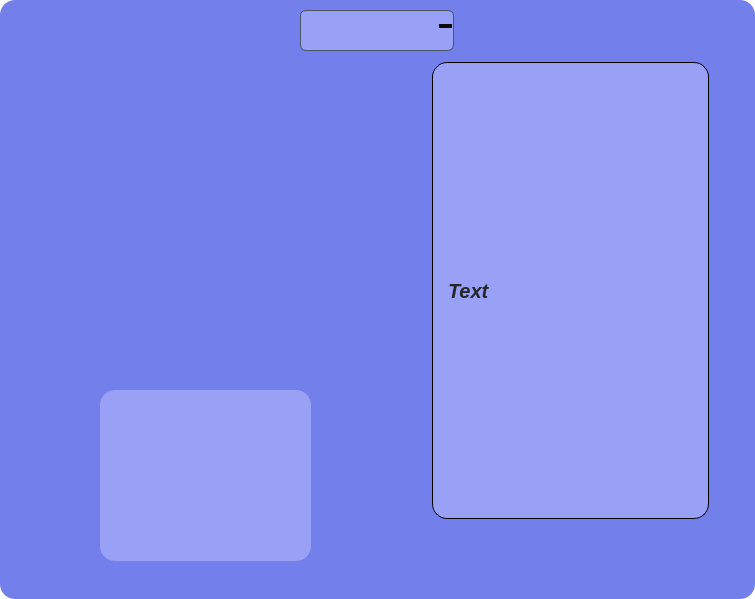
Above: ui/main_window.ui from Ki1Rant/WeatherTrack before the change. Below: the same form after it.
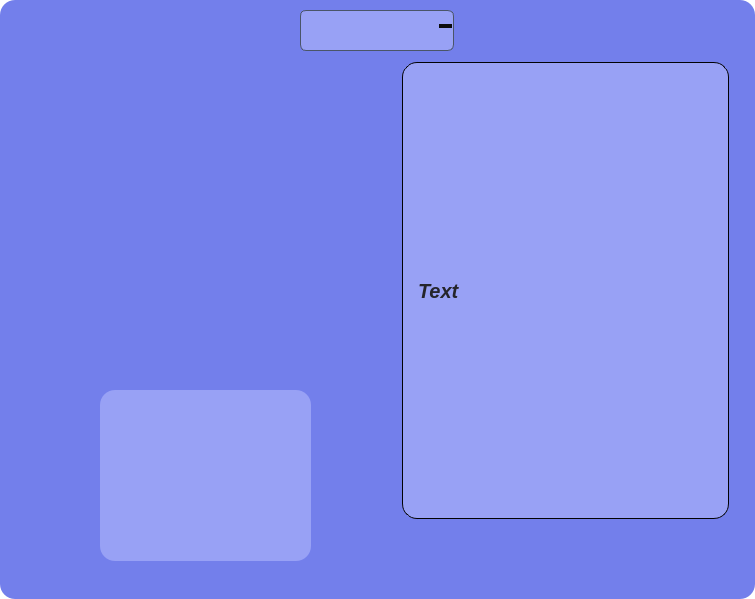
That is the form after the change.

```diff
--- a/ui/main_window.ui
+++ b/ui/main_window.ui
@@ -68,8 +68,8 @@
       <rect>
        <x>40</x>
        <y>10</y>
-       <width>271</width>
-       <height>261</height>
+       <width>281</width>
+       <height>281</height>
       </rect>
      </property>
      <property name="text">
@@ -146,9 +146,9 @@
     <widget class="QLabel" name="otherStat">
      <property name="geometry">
       <rect>
-       <x>50</x>
+       <x>20</x>
        <y>0</y>
-       <width>281</width>
+       <width>331</width>
        <height>461</height>
       </rect>
      </property>
```
